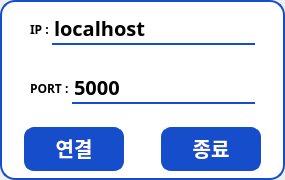
Above: client/view/view_connect.ui from si-yeon/management_program before the change. Below: the same form after it.
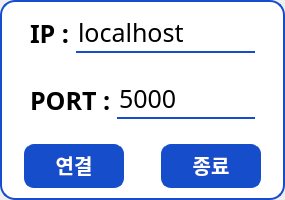
That is the form after the change.

What changed in the file:
```diff
--- a/client/view/view_connect.ui
+++ b/client/view/view_connect.ui
@@ -7,19 +7,19 @@
     <x>0</x>
     <y>0</y>
     <width>285</width>
-    <height>180</height>
+    <height>200</height>
    </rect>
   </property>
   <property name="minimumSize">
    <size>
     <width>0</width>
-    <height>180</height>
+    <height>200</height>
    </size>
   </property>
   <property name="maximumSize">
    <size>
     <width>16777215</width>
-    <height>180</height>
+    <height>200</height>
    </size>
   </property>
   <property name="windowTitle">
@@ -80,14 +80,17 @@
         <property name="font">
          <font>
           <family>Pretendard</family>
-          <weight>62</weight>
-          <bold>true</bold>
+          <pointsize>-1</pointsize>
+          <bold>false</bold>
          </font>
         </property>
         <property name="styleSheet">
-         <string notr="true">border: none;
+         <string notr="true">background-color: transparent;
+font-size: 25px;
+text-align: center;
+border: none;
 border-radius: 0;
-font-weight:500;
+font-weight: 500;
 </string>
         </property>
         <property name="text">
@@ -102,9 +105,9 @@
 border: none; 
 border-bottom: 2px solid #164DCA;
 background-color: transparent;
-font-size: 20px;
+font-size: 25px;
 text-align: center;
-font-weight:500;
+font-weight: 400;
 }
 
 
@@ -150,14 +153,17 @@
         <property name="font">
          <font>
           <family>Pretendard</family>
-          <weight>62</weight>
-          <bold>true</bold>
+          <pointsize>-1</pointsize>
+          <bold>false</bold>
          </font>
         </property>
         <property name="styleSheet">
-         <string notr="true">border: none;
+         <string notr="true">background-color: transparent;
+font-size: 25px;
+text-align: center;
+border: none;
 border-radius: 0;
-font-weight:500;
+font-weight: 500;
 </string>
         </property>
         <property name="text">
@@ -172,9 +178,9 @@
 border: none; 
 border-bottom: 2px solid #164DCA;
 background-color: transparent;
-font-size: 20px;
+font-size: 25px;
 text-align: center;
-font-weight:500;
+font-weight: 400;
 }
 
 
@@ -213,7 +219,6 @@
          <font>
           <family>Pretendard</family>
           <pointsize>-1</pointsize>
-          <weight>75</weight>
           <bold>true</bold>
          </font>
         </property>
@@ -246,7 +251,6 @@
          <font>
           <family>Pretendard</family>
           <pointsize>-1</pointsize>
-          <weight>75</weight>
           <bold>true</bold>
          </font>
         </property>
```
